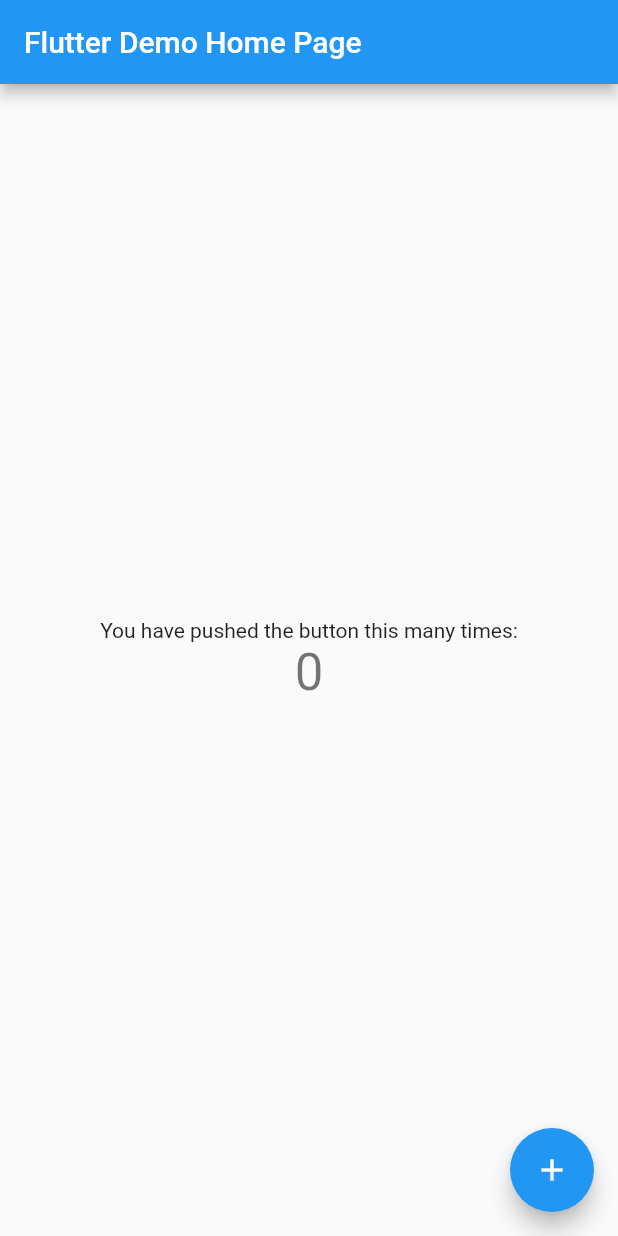
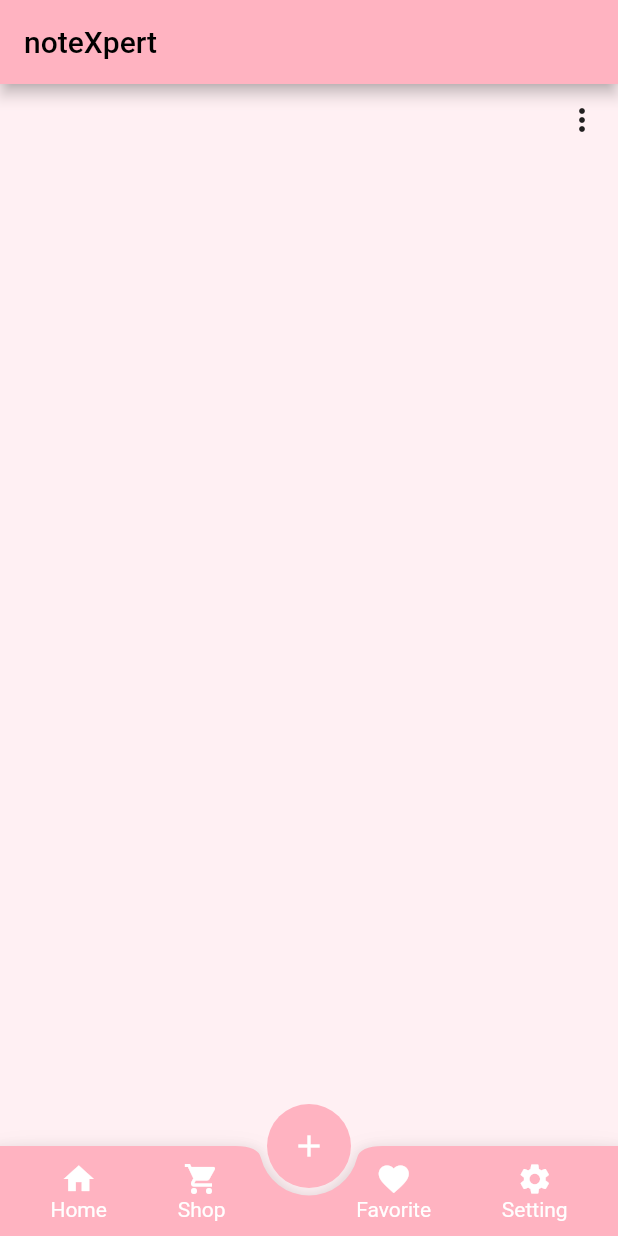
Before and after one commit to Pet3r1512/noteXpert, a Flutter app: the screen it shows after launch, on a phone screen of 412 x 824 dp. Run offline on Flutter 3.47's test engine with Material 2 defaults, Android fonts, the phone set to English and light mode, and no system bars.

Commit message:
Build HomePage [Phoi]

```diff
--- /dev/null
+++ b/lib/MaterialColor.dart
@@ -0,0 +1,23 @@
+import 'dart:ui';
+
+import 'package:flutter/material.dart';
+
+MaterialColor buildMaterialColor(Color color) {
+  List strengths = <double>[.05];
+  Map<int, Color> swatch = {};
+  final int r = color.red, g = color.green, b = color.blue;
+
+  for (int i = 1; i < 10; i++) {
+    strengths.add(0.1 * i);
+  }
+  strengths.forEach((strength) {
+    final double ds = 0.5 - strength;
+    swatch[(strength * 1000).round()] = Color.fromRGBO(
+      r + ((ds < 0 ? r : (255 - r)) * ds).round(),
+      g + ((ds < 0 ? g : (255 - g)) * ds).round(),
+      b + ((ds < 0 ? b : (255 - b)) * ds).round(),
+      1,
+    );
+  });
+  return MaterialColor(color.value, swatch);
+}
--- a/lib/main.dart
+++ b/lib/main.dart
@@ -1,115 +1,227 @@
 import 'package:flutter/material.dart';
+import 'home.dart';
+import 'MaterialColor.dart';
 
-void main() {
-  runApp(const MyApp());
+// Color myColor = Color(0xFFffb3c1);
+void main() => runApp(MyApp());
+
+enum _MenuValues {
+  Share,
+  Security,
+  Privacy,
+  Favorite,
+  Settings,
 }
 
 class MyApp extends StatelessWidget {
-  const MyApp({super.key});
-
-  // This widget is the root of your application.
   @override
   Widget build(BuildContext context) {
     return MaterialApp(
-      title: 'Flutter Demo',
+      title: 'noteXpert',
+      debugShowCheckedModeBanner: false,
       theme: ThemeData(
-        // This is the theme of your application.
-        //
-        // Try running your application with "flutter run". You'll see the
-        // application has a blue toolbar. Then, without quitting the app, try
-        // changing the primarySwatch below to Colors.green and then invoke
-        // "hot reload" (press "r" in the console where you ran "flutter run",
-        // or simply save your changes to "hot reload" in a Flutter IDE).
-        // Notice that the counter didn't reset back to zero; the application
-        // is not restarted.
-        primarySwatch: Colors.blue,
+        primarySwatch: buildMaterialColor(Color(0xFFffb3c1)),
+        scaffoldBackgroundColor: buildMaterialColor(Color(0xFFfff0f3)),
       ),
-      home: const MyHomePage(title: 'Flutter Demo Home Page'),
+      home: HomePage(),
     );
   }
 }
 
-class MyHomePage extends StatefulWidget {
-  const MyHomePage({super.key, required this.title});
-
-  // This widget is the home page of your application. It is stateful, meaning
-  // that it has a State object (defined below) that contains fields that affect
-  // how it looks.
-
-  // This class is the configuration for the state. It holds the values (in this
-  // case the title) provided by the parent (in this case the App widget) and
-  // used by the build method of the State. Fields in a Widget subclass are
-  // always marked "final".
-
-  final String title;
-
+class HomePage extends StatefulWidget {
   @override
-  State<MyHomePage> createState() => _MyHomePageState();
+  _HomePageState createState() => _HomePageState();
 }
 
-class _MyHomePageState extends State<MyHomePage> {
-  int _counter = 0;
-
-  void _incrementCounter() {
-    setState(() {
-      // This call to setState tells the Flutter framework that something has
-      // changed in this State, which causes it to rerun the build method below
-      // so that the display can reflect the updated values. If we changed
-      // _counter without calling setState(), then the build method would not be
-      // called again, and so nothing would appear to happen.
-      _counter++;
-    });
-  }
-
+class _HomePageState extends State<HomePage> {
   @override
   Widget build(BuildContext context) {
-    // This method is rerun every time setState is called, for instance as done
-    // by the _incrementCounter method above.
-    //
-    // The Flutter framework has been optimized to make rerunning build methods
-    // fast, so that you can just rebuild anything that needs updating rather
-    // than having to individually change instances of widgets.
     return Scaffold(
       appBar: AppBar(
-        // Here we take the value from the MyHomePage object that was created by
-        // the App.build method, and use it to set our appbar title.
-        title: Text(widget.title),
+        title: Text('noteXpert'),
       ),
-      body: Center(
-        // Center is a layout widget. It takes a single child and positions it
-        // in the middle of the parent.
-        child: Column(
-          // Column is also a layout widget. It takes a list of children and
-          // arranges them vertically. By default, it sizes itself to fit its
-          // children horizontally, and tries to be as tall as its parent.
-          //
-          // Invoke "debug painting" (press "p" in the console, choose the
-          // "Toggle Debug Paint" action from the Flutter Inspector in Android
-          // Studio, or the "Toggle Debug Paint" command in Visual Studio Code)
-          // to see the wireframe for each widget.
-          //
-          // Column has various properties to control how it sizes itself and
-          // how it positions its children. Here we use mainAxisAlignment to
-          // center the children vertically; the main axis here is the vertical
-          // axis because Columns are vertical (the cross axis would be
-          // horizontal).
-          mainAxisAlignment: MainAxisAlignment.center,
-          children: <Widget>[
-            const Text(
-              'You have pushed the button this many times:',
+      body: Container(
+        alignment: Alignment.topRight,
+        child: PopupMenuButton(
+          itemBuilder: (BuildContext context) => [
+            PopupMenuItem(child: Text('Share App'), value: _MenuValues.Share),
+            PopupMenuItem(child: Text('Security'), value: _MenuValues.Security),
+            PopupMenuItem(
+                child: Text('Privacy Policy'), value: _MenuValues.Privacy),
+            PopupMenuItem(child: Text('Favorite'), value: _MenuValues.Favorite),
+            PopupMenuItem(child: Text('Settings'), value: _MenuValues.Settings),
+          ],
+          onSelected: (value) {
+            switch (value) {
+              case _MenuValues.Favorite:
+                Navigator.of(context)
+                    .push(MaterialPageRoute(builder: (c) => Favorite()));
+                break;
+              case _MenuValues.Share:
+                Navigator.of(context)
+                    .push(MaterialPageRoute(builder: (c) => Share()));
+                break;
+              case _MenuValues.Privacy:
+                Navigator.of(context)
+                    .push(MaterialPageRoute(builder: (c) => Privacy()));
+                break;
+              case _MenuValues.Security:
+                Navigator.of(context)
+                    .push(MaterialPageRoute(builder: (c) => Security()));
+                break;
+              case _MenuValues.Settings:
+                Navigator.of(context)
+                    .push(MaterialPageRoute(builder: (c) => Settings()));
+                break;
+            }
+          },
+        ),
+      ),
+      floatingActionButtonLocation: FloatingActionButtonLocation.centerDocked,
+      floatingActionButton: FloatingActionButton(
+        onPressed: () {},
+        child: Icon(Icons.add),
+        backgroundColor: Color(0xFFffb3c1),
+        foregroundColor: Colors.white,
+        elevation: 0,
+      ),
+      bottomNavigationBar: BottomAppBar(
+        notchMargin: 5.0,
+        shape: CircularNotchedRectangle(),
+        color: Color(0xFFffb3c1),
+        child: Row(
+          mainAxisAlignment: MainAxisAlignment.spaceAround,
+          mainAxisSize: MainAxisSize.max,
+          children: [
+            Padding(
+              padding: const EdgeInsets.only(left: 10.0),
+              child: Column(
+                mainAxisSize: MainAxisSize.min,
+                children: [
+                  Icon(
+                    Icons.home,
+                    color: Colors.white,
+                  ),
+                  Text(
+                    "Home",
+                    style: TextStyle(color: Colors.white),
+                  )
+                ],
+              ),
             ),
-            Text(
-              '$_counter',
-              style: Theme.of(context).textTheme.headlineMedium,
+            Padding(
+              padding:
+                  const EdgeInsets.only(right: 20.0, top: 10.0, bottom: 10.0),
+              child: Column(
+                mainAxisSize: MainAxisSize.min,
+                children: [
+                  Icon(
+                    Icons.shopping_cart,
+                    color: Colors.white,
+                  ),
+                  Text(
+                    "Shop",
+                    style: TextStyle(color: Colors.white),
+                  )
+                ],
+              ),
+            ),
+            Padding(
+              padding:
+                  const EdgeInsets.only(left: 20.0, top: 10.0, bottom: 10.0),
+              child: Column(
+                mainAxisSize: MainAxisSize.min,
+                children: [
+                  Icon(
+                    Icons.favorite,
+                    color: Colors.white,
+                  ),
+                  Text(
+                    "Favorite",
+                    style: TextStyle(color: Colors.white),
+                  )
+                ],
+              ),
+            ),
+            Padding(
+              padding: const EdgeInsets.only(right: 10.0),
+              child: Column(
+                mainAxisSize: MainAxisSize.min,
+                children: [
+                  Icon(
+                    Icons.settings,
+                    color: Colors.white,
+                  ),
+                  Text(
+                    "Setting",
+                    style: TextStyle(color: Colors.white),
+                  )
+                ],
+              ),
             ),
           ],
         ),
       ),
-      floatingActionButton: FloatingActionButton(
-        onPressed: _incrementCounter,
-        tooltip: 'Increment',
-        child: const Icon(Icons.add),
-      ), // This trailing comma makes auto-formatting nicer for build methods.
     );
   }
 }
+
+class Favorite extends StatelessWidget {
+  @override
+  Widget build(BuildContext context) {
+    return Scaffold(
+      appBar: AppBar(),
+      body: Center(
+        child: Text('the Favorite page'),
+      ),
+    );
+  }
+}
+
+class Share extends StatelessWidget {
+  @override
+  Widget build(BuildContext context) {
+    return Scaffold(
+      appBar: AppBar(),
+      body: Center(
+        child: Text('the Share page'),
+      ),
+    );
+  }
+}
+
+class Security extends StatelessWidget {
+  @override
+  Widget build(BuildContext context) {
+    return Scaffold(
+      appBar: AppBar(),
+      body: Center(
+        child: Text('the Security page'),
+      ),
+    );
+  }
+}
+
+class Privacy extends StatelessWidget {
+  @override
+  Widget build(BuildContext context) {
+    return Scaffold(
+      appBar: AppBar(),
+      body: Center(
+        child: Text('the Privacy page'),
+      ),
+    );
+  }
+}
+
+class Settings extends StatelessWidget {
+  @override
+  Widget build(BuildContext context) {
+    return Scaffold(
+      appBar: AppBar(),
+      body: Center(
+        child: Text('the Settings page'),
+      ),
+    );
+  }
+}
```
Also changed, not shown: lib/home.dart (added, +13 -0 lines).
